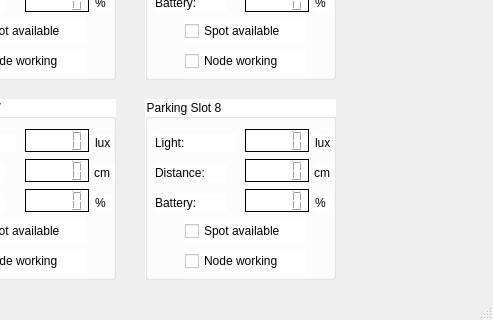
The window that Parking_lot_Qt/mainwindow.ui (Codaxx/WSN_Lab_2025) describes before a commit, drawn with Qt 5; both pictures show x 525 to 1018 and y 547 to 867 of the 1018 by 867 pixel window.
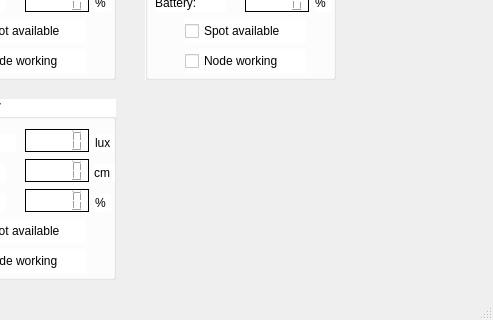
The same window after the commit.

Commit message: GUI: delete node 8, only have 8 boards

Diff of the .ui file:
```diff
--- a/Parking_lot_Qt/mainwindow.ui
+++ b/Parking_lot_Qt/mainwindow.ui
@@ -1318,177 +1318,6 @@
      </property>
     </widget>
    </widget>
-   <widget class="QGroupBox" name="slot_8">
-    <property name="geometry">
-     <rect>
-      <x>670</x>
-      <y>610</y>
-      <width>191</width>
-      <height>181</height>
-     </rect>
-    </property>
-    <property name="styleSheet">
-     <string notr="true">background-color: rgb(255, 255, 255)</string>
-    </property>
-    <property name="title">
-     <string>Parking Slot 8</string>
-    </property>
-    <widget class="QLabel" name="light1_7">
-     <property name="geometry">
-      <rect>
-       <x>10</x>
-       <y>35</y>
-       <width>81</width>
-       <height>18</height>
-      </rect>
-     </property>
-     <property name="text">
-      <string>Light:</string>
-     </property>
-    </widget>
-    <widget class="QLCDNumber" name="value_light8">
-     <property name="geometry">
-      <rect>
-       <x>100</x>
-       <y>30</y>
-       <width>64</width>
-       <height>23</height>
-      </rect>
-     </property>
-     <property name="font">
-      <font>
-       <bold>true</bold>
-      </font>
-     </property>
-     <property name="styleSheet">
-      <string notr="true">border: 1px solid black
-</string>
-     </property>
-    </widget>
-    <widget class="QLabel" name="distance1_7">
-     <property name="geometry">
-      <rect>
-       <x>10</x>
-       <y>65</y>
-       <width>71</width>
-       <height>18</height>
-      </rect>
-     </property>
-     <property name="text">
-      <string>Distance:</string>
-     </property>
-    </widget>
-    <widget class="QLCDNumber" name="value_distance8">
-     <property name="geometry">
-      <rect>
-       <x>100</x>
-       <y>60</y>
-       <width>64</width>
-       <height>23</height>
-      </rect>
-     </property>
-     <property name="styleSheet">
-      <string notr="true">border: 1px solid black</string>
-     </property>
-    </widget>
-    <widget class="QCheckBox" name="park8">
-     <property name="geometry">
-      <rect>
-       <x>40</x>
-       <y>120</y>
-       <width>121</width>
-       <height>24</height>
-      </rect>
-     </property>
-     <property name="focusPolicy">
-      <enum>Qt::NoFocus</enum>
-     </property>
-     <property name="text">
-      <string>Spot available</string>
-     </property>
-    </widget>
-    <widget class="QCheckBox" name="work8">
-     <property name="geometry">
-      <rect>
-       <x>40</x>
-       <y>150</y>
-       <width>121</width>
-       <height>24</height>
-      </rect>
-     </property>
-     <property name="focusPolicy">
-      <enum>Qt::NoFocus</enum>
-     </property>
-     <property name="text">
-      <string>Node working</string>
-     </property>
-    </widget>
-    <widget class="QLabel" name="bat1_7">
-     <property name="geometry">
-      <rect>
-       <x>10</x>
-       <y>95</y>
-       <width>71</width>
-       <height>18</height>
-      </rect>
-     </property>
-     <property name="text">
-      <string>Battery:</string>
-     </property>
-    </widget>
-    <widget class="QLCDNumber" name="battery8">
-     <property name="geometry">
-      <rect>
-       <x>100</x>
-       <y>90</y>
-       <width>64</width>
-       <height>23</height>
-      </rect>
-     </property>
-     <property name="styleSheet">
-      <string notr="true">border: 1px solid black</string>
-     </property>
-    </widget>
-    <widget class="QLabel" name="label_36">
-     <property name="geometry">
-      <rect>
-       <x>170</x>
-       <y>35</y>
-       <width>19</width>
-       <height>18</height>
-      </rect>
-     </property>
-     <property name="text">
-      <string>lux</string>
-     </property>
-    </widget>
-    <widget class="QLabel" name="label_37">
-     <property name="geometry">
-      <rect>
-       <x>169</x>
-       <y>65</y>
-       <width>21</width>
-       <height>18</height>
-      </rect>
-     </property>
-     <property name="text">
-      <string>cm</string>
-     </property>
-    </widget>
-    <widget class="QLabel" name="label_38">
-     <property name="geometry">
-      <rect>
-       <x>170</x>
-       <y>95</y>
-       <width>16</width>
-       <height>18</height>
-      </rect>
-     </property>
-     <property name="text">
-      <string>%</string>
-     </property>
-    </widget>
-   </widget>
    <widget class="QPushButton" name="pushButton_reset">
     <property name="geometry">
      <rect>
```
The commit also changes 2 other files.
